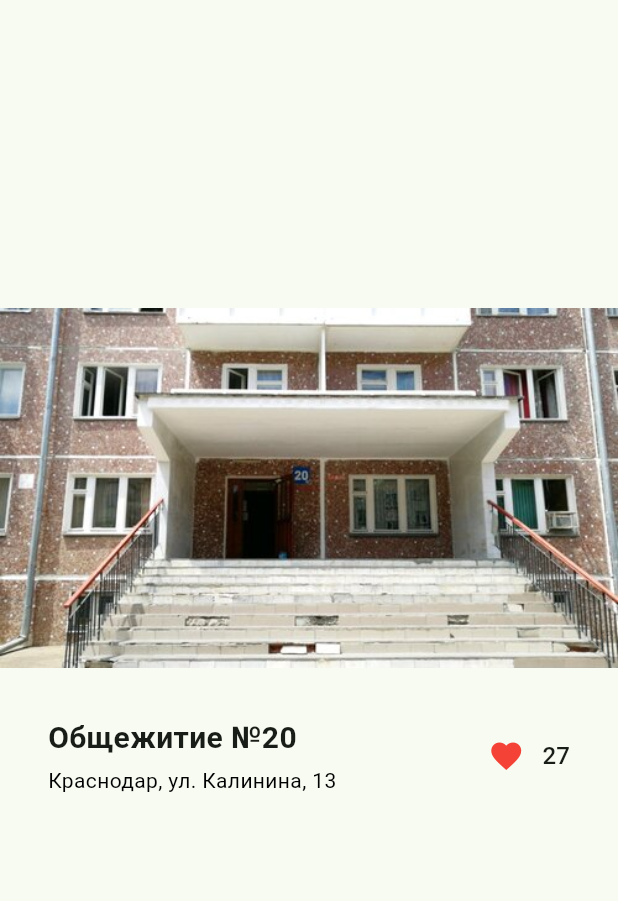
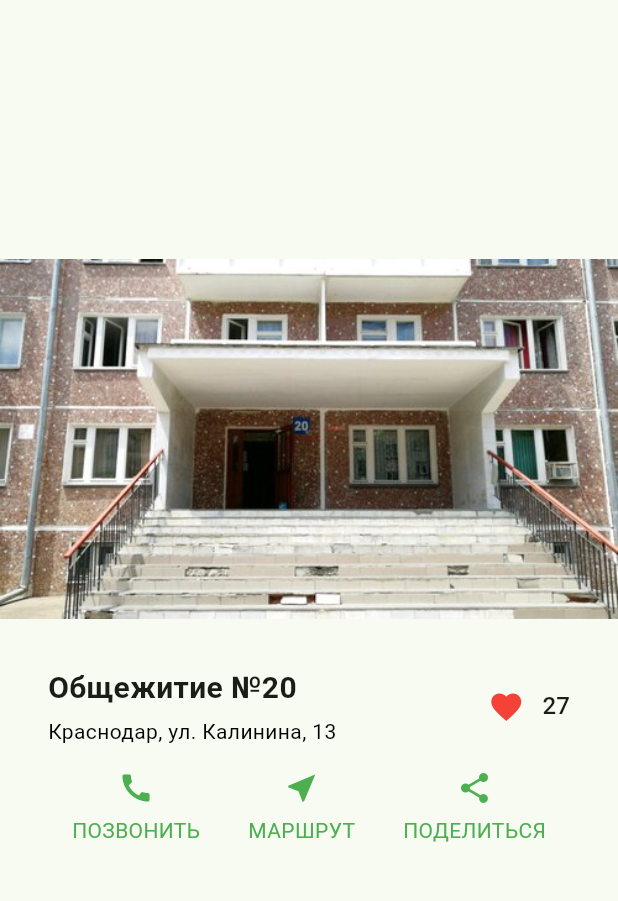
Before and after one commit to GrigorevNikOfficial/PI2302_Grigorev, a Flutter app: the screen it shows after launch, on a phone screen of 412 x 824 dp, the part 84-985 px from its top. Run offline on Flutter 3.47's test engine with Material 3 defaults, Android fonts, the phone set to English and light mode, and no system bars.

Commit message:
Добавил кнопки и иконки

```diff
--- a/lab_4/lib/main.dart
+++ b/lab_4/lib/main.dart
@@ -148,6 +148,39 @@ class _MyHomePageState extends State<MyHomePage> {
                         ),
                       ],
                     ),
+                    SizedBox(height: 16),
+                    Row(
+                      mainAxisAlignment: MainAxisAlignment.spaceAround,
+                      children: [
+                        Column(
+                          children: [
+                            Icon(Icons.call, color: mainColor),
+                            SizedBox(height: 6),
+                            Text(
+                              'ПОЗВОНИТЬ',
+                              style: TextStyle(color: mainColor),
+                            ),
+                          ],
+                        ),
+                        Column(
+                          children: [
+                            Icon(Icons.near_me, color: mainColor),
+                            SizedBox(height: 6),
+                            Text('МАРШРУТ', style: TextStyle(color: mainColor)),
+                          ],
+                        ),
+                        Column(
+                          children: [
+                            Icon(Icons.share, color: mainColor),
+                            SizedBox(height: 6),
+                            Text(
+                              'ПОДЕЛИТЬСЯ',
+                              style: TextStyle(color: mainColor),
+                            ),
+                          ],
+                        ),
+                      ],
+                    ),
                   ],
                 ),
               ),
```
